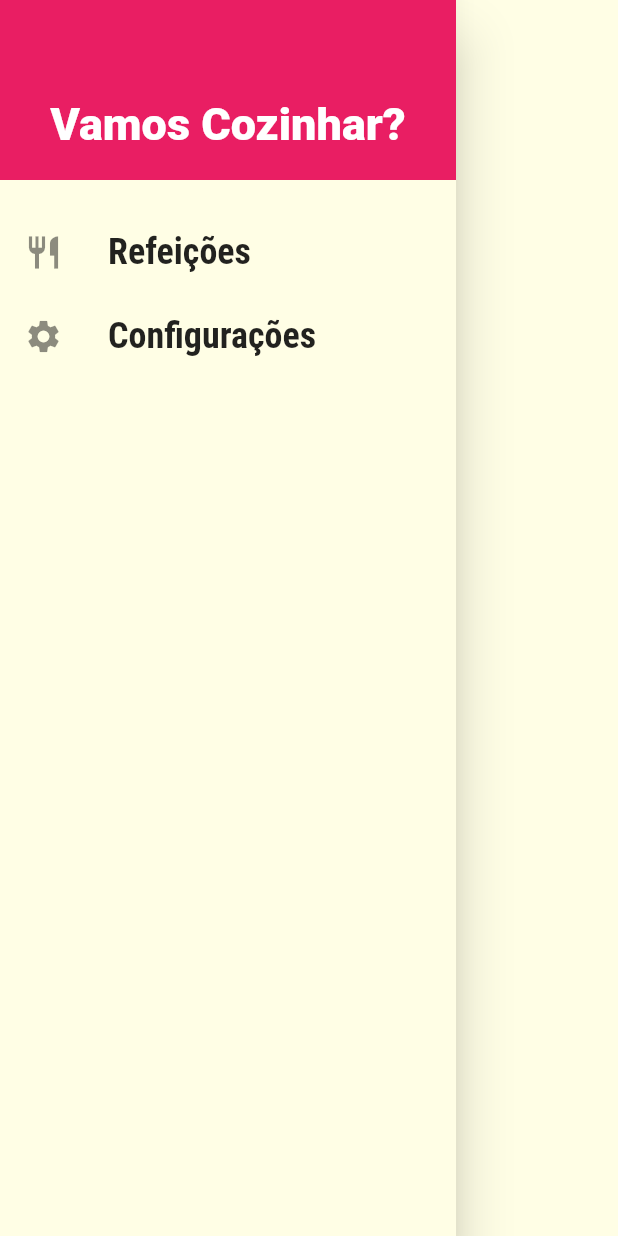
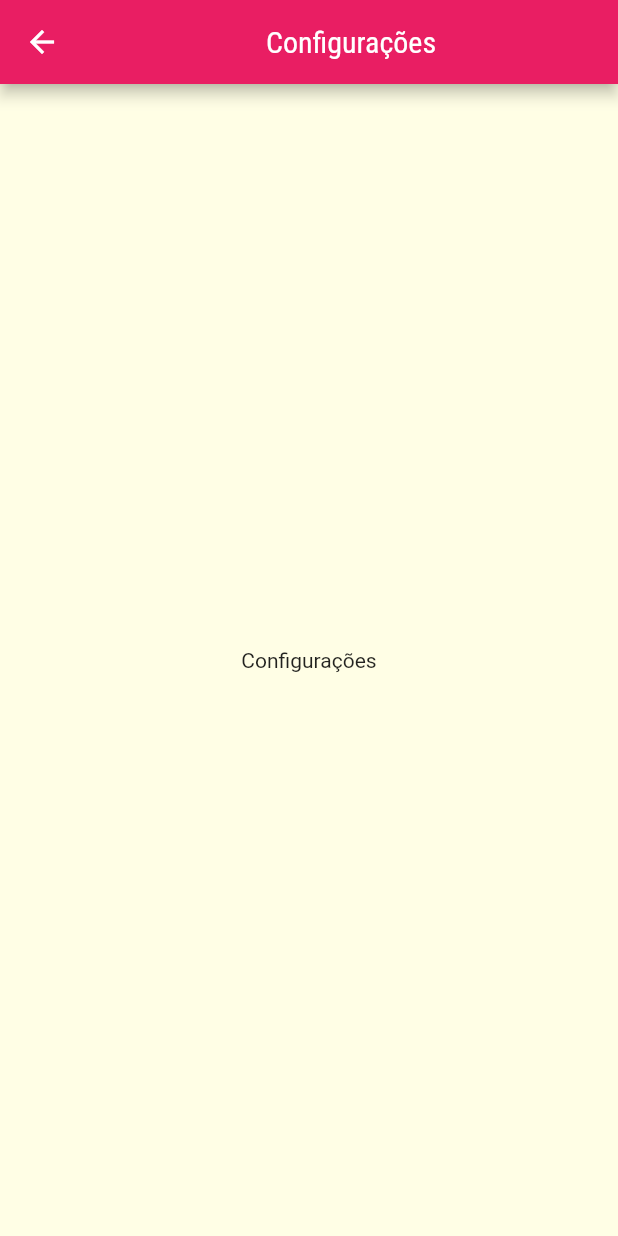
Before and after one commit to EduardoVitech/Revenue, a Flutter app: the MainDrawer widget shown alone on an empty page, opened directly, after a tap on "Configurações", on a phone screen of 412 x 824 dp. Run offline on Flutter 3.47's test engine with Material 2 defaults, Android fonts, the light colour scheme and no system bars; network calls fail.

Commit message:
Linkando o drawer

```diff
--- a/lib/main.dart
+++ b/lib/main.dart
@@ -2,6 +2,7 @@ import 'package:flutter/material.dart';
 import 'package:revenue/pages/category_meals_page/category_meals_page.dart';
 import 'package:revenue/pages/category_page/category_page.dart';
 import 'package:revenue/pages/meal_detail_page/meal_detail_page.dart';
+import 'package:revenue/pages/settings_page/settings_page.dart';
 import 'package:revenue/pages/tabs_page/tabs_page.dart';
 import 'package:revenue/utils/app_routes/app_routes.dart';
 
@@ -34,6 +35,7 @@ class MyApp extends StatelessWidget {
         AppRoutes.HOME: (ctx) => TabsPage(),
         AppRoutes.CATEGORY_MEALS: (ctx) => CategoryMealsPage(),
         AppRoutes.MEAL_DETAIL: (ctx) => MealDetailPage(),
+        AppRoutes.SETTINGS: (ctx) => const SettingsPage(),
       },
       onUnknownRoute: (settings) {
         return MaterialPageRoute(
--- /dev/null
+++ b/lib/pages/settings_page/settings_page.dart
@@ -0,0 +1,15 @@
+import 'package:flutter/material.dart';
+
+class SettingsPage extends StatelessWidget {
+  const SettingsPage({Key? key}) : super(key: key);
+
+  @override
+  Widget build(BuildContext context) {
+    return Scaffold(
+      appBar: AppBar(
+        title: const Center(child: Text('Configurações')),
+      ),
+      body: const Center(child: Text('Configurações')),
+    );
+  }
+}
--- a/lib/utils/app_routes/app_routes.dart
+++ b/lib/utils/app_routes/app_routes.dart
@@ -2,4 +2,5 @@ class AppRoutes {
   static const HOME = '/';
   static const CATEGORY_MEALS = '/category-meals';
   static const MEAL_DETAIL = '/meal-detail';
+  static const SETTINGS = '/Setings-Page';
 }
--- a/lib/widgets/main_drawer/main_drawer.dart
+++ b/lib/widgets/main_drawer/main_drawer.dart
@@ -1,7 +1,8 @@
 import 'package:flutter/material.dart';
+import 'package:revenue/utils/app_routes/app_routes.dart';
 
 class MainDrawer extends StatelessWidget {
-  Widget _createItem(IconData icon, String label) {
+  Widget _createItem(IconData icon, String label, Function() onTap) {
     return ListTile(
       leading: Icon(
         icon,
@@ -15,7 +16,7 @@ class MainDrawer extends StatelessWidget {
           fontWeight: FontWeight.bold,
         ),
       ),
-      onTap: () {},
+      onTap: onTap,
     );
   }
 
@@ -40,8 +41,16 @@ class MainDrawer extends StatelessWidget {
             ),
           ),
           const SizedBox(height: 20),
-          _createItem(Icons.restaurant, 'Refeições'),
-          _createItem(Icons.settings, 'Configurações'),
+          _createItem(
+            Icons.restaurant,
+            'Refeições',
+            () => Navigator.of(context).pushNamed(AppRoutes.HOME),
+          ),
+          _createItem(
+            Icons.settings,
+            'Configurações',
+            () => Navigator.of(context).pushNamed(AppRoutes.SETTINGS),
+          ),
         ],
       ),
     );
```
